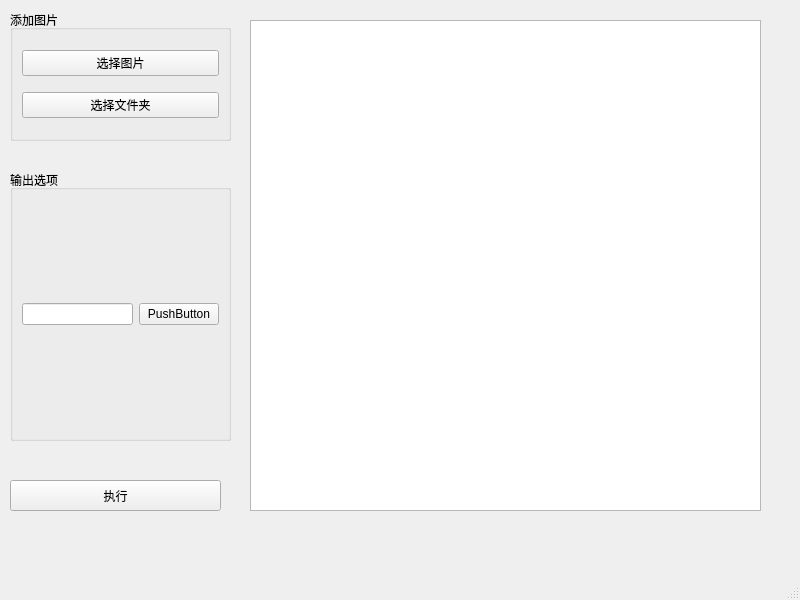
Old version of the form main.ui in the repository Gxstar/image_convert_qt.
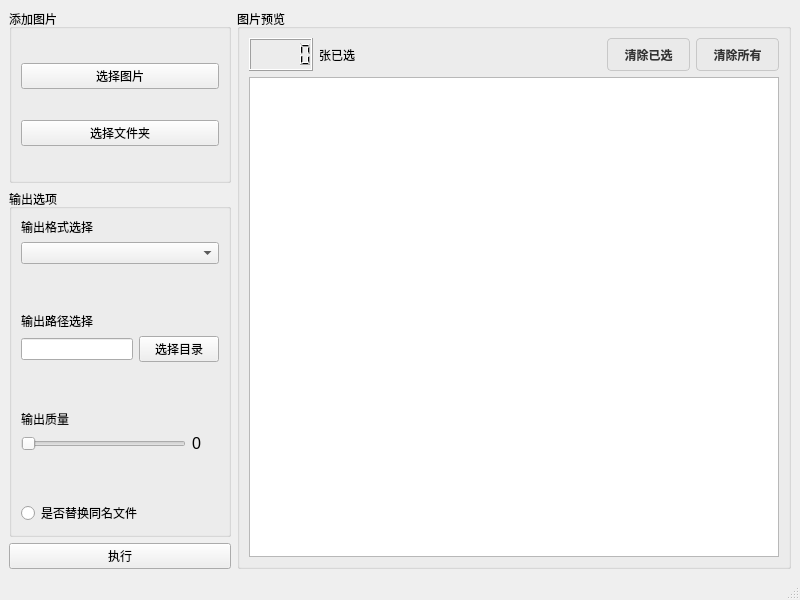
New version of the form. Icons and pictures are not drawn.

Commit message:
feat(ui): 重构主界面布局并添加图片预览功能
- 将输入和输出区域重新组织为左右布局
- 添加图片预览区域及图片数量显示
- 增加输出格式选择、质量滑块和清除按钮
- 实现质量滑块与数值显示的联动

The edit to the form file:
```diff
--- a/main.ui
+++ b/main.ui
@@ -14,21 +14,17 @@
    <string>MainWindow</string>
   </property>
   <widget class="QWidget" name="centralwidget">
+   <layout class="QHBoxLayout" name="horizontalLayout_3" stretch="2,5">
+    <item>
+     <layout class="QVBoxLayout" name="left" stretch="3,6,1">
+      <item>
    <widget class="QGroupBox" name="inputBox">
-    <property name="geometry">
-     <rect>
-      <x>10</x>
-      <y>10</y>
-      <width>221</width>
-      <height>131</height>
-     </rect>
-    </property>
     <property name="title">
      <string>添加图片</string>
     </property>
     <layout class="QVBoxLayout" name="verticalLayout">
      <item>
-      <spacer name="verticalSpacer_2">
+          <spacer name="verticalSpacer_5">
        <property name="orientation">
         <enum>Qt::Orientation::Vertical</enum>
        </property>
@@ -48,7 +44,7 @@
       </widget>
      </item>
      <item>
-      <spacer name="verticalSpacer">
+          <spacer name="verticalSpacer_6">
        <property name="orientation">
         <enum>Qt::Orientation::Vertical</enum>
        </property>
@@ -68,7 +64,7 @@
       </widget>
      </item>
      <item>
-      <spacer name="verticalSpacer_3">
+          <spacer name="verticalSpacer_4">
        <property name="orientation">
         <enum>Qt::Orientation::Vertical</enum>
        </property>
@@ -82,58 +78,268 @@
      </item>
     </layout>
    </widget>
+      </item>
+      <item>
    <widget class="QGroupBox" name="outputBox">
-    <property name="geometry">
-     <rect>
-      <x>10</x>
-      <y>170</y>
-      <width>221</width>
-      <height>271</height>
-     </rect>
-    </property>
     <property name="title">
      <string>输出选项</string>
     </property>
     <layout class="QVBoxLayout" name="verticalLayout_2">
      <item>
-      <layout class="QHBoxLayout" name="horizontalLayout">
+          <layout class="QVBoxLayout" name="format">
+           <item>
+            <widget class="QLabel" name="outFormatTitle">
+             <property name="text">
+              <string>输出格式选择</string>
+             </property>
+            </widget>
+           </item>
+           <item>
+            <widget class="QComboBox" name="formatSelection"/>
+           </item>
+          </layout>
+         </item>
+         <item>
+          <spacer name="verticalSpacer">
+           <property name="orientation">
+            <enum>Qt::Orientation::Vertical</enum>
+           </property>
+           <property name="sizeHint" stdset="0">
+            <size>
+             <width>20</width>
+             <height>40</height>
+            </size>
+           </property>
+          </spacer>
+         </item>
+         <item>
+          <layout class="QVBoxLayout" name="outdir" stretch="0,0">
+           <item>
+            <widget class="QLabel" name="outDirTitle">
+             <property name="text">
+              <string>输出路径选择</string>
+             </property>
+            </widget>
+           </item>
+           <item>
+            <layout class="QHBoxLayout" name="horizontalLayout" stretch="5,2">
        <item>
         <widget class="QLineEdit" name="lineEdit"/>
        </item>
        <item>
         <widget class="QPushButton" name="pushButton">
          <property name="text">
-          <string>PushButton</string>
+                <string>选择目录</string>
          </property>
         </widget>
        </item>
       </layout>
      </item>
     </layout>
-   </widget>
+         </item>
+         <item>
+          <spacer name="verticalSpacer_2">
+           <property name="orientation">
+            <enum>Qt::Orientation::Vertical</enum>
+           </property>
+           <property name="sizeHint" stdset="0">
+            <size>
+             <width>20</width>
+             <height>40</height>
+            </size>
+           </property>
+          </spacer>
+         </item>
+         <item>
+          <layout class="QVBoxLayout" name="quality">
+           <item>
+            <widget class="QLabel" name="qualityTitle">
+             <property name="text">
+              <string>输出质量</string>
+             </property>
+            </widget>
+           </item>
+           <item>
+            <layout class="QHBoxLayout" name="horizontalLayout_2" stretch="6,1">
+             <item>
+              <widget class="QSlider" name="qualityValue">
+               <property name="maximum">
+                <number>100</number>
+               </property>
+               <property name="orientation">
+                <enum>Qt::Orientation::Horizontal</enum>
+               </property>
+              </widget>
+             </item>
+             <item>
+              <widget class="QLabel" name="qualityShow">
+               <property name="text">
+                <string>&lt;html&gt;&lt;head/&gt;&lt;body&gt;&lt;p&gt;&lt;span style=&quot; font-size:12pt;&quot;&gt;0&lt;/span&gt;&lt;/p&gt;&lt;/body&gt;&lt;/html&gt;</string>
+               </property>
+              </widget>
+             </item>
+            </layout>
+           </item>
+          </layout>
+         </item>
+         <item>
+          <spacer name="verticalSpacer_3">
+           <property name="orientation">
+            <enum>Qt::Orientation::Vertical</enum>
+           </property>
+           <property name="sizeHint" stdset="0">
+            <size>
+             <width>20</width>
+             <height>40</height>
+            </size>
+           </property>
+          </spacer>
+         </item>
+         <item>
+          <widget class="QRadioButton" name="isReplace">
+           <property name="text">
+            <string>是否替换同名文件</string>
+           </property>
+          </widget>
+         </item>
+        </layout>
+       </widget>
+      </item>
+      <item>
    <widget class="QPushButton" name="run">
-    <property name="geometry">
-     <rect>
-      <x>10</x>
-      <y>480</y>
-      <width>211</width>
-      <height>31</height>
-     </rect>
-    </property>
     <property name="text">
      <string>执行</string>
     </property>
    </widget>
-   <widget class="QListView" name="imageList">
-    <property name="geometry">
-     <rect>
-      <x>250</x>
-      <y>20</y>
-      <width>511</width>
-      <height>491</height>
-     </rect>
-    </property>
-   </widget>
+      </item>
+     </layout>
+    </item>
+    <item>
+     <widget class="QGroupBox" name="right">
+      <property name="title">
+       <string>图片预览</string>
+      </property>
+      <layout class="QVBoxLayout" name="verticalLayout_3">
+       <item>
+        <layout class="QHBoxLayout" name="horizontalLayout_4">
+         <item>
+          <widget class="QLCDNumber" name="selectedNum"/>
+         </item>
+         <item>
+          <widget class="QLabel" name="labelSelectedNum">
+           <property name="text">
+            <string>张已选</string>
+           </property>
+          </widget>
+         </item>
+         <item>
+          <spacer name="horizontalSpacer">
+           <property name="orientation">
+            <enum>Qt::Orientation::Horizontal</enum>
+           </property>
+           <property name="sizeHint" stdset="0">
+            <size>
+             <width>40</width>
+             <height>20</height>
+            </size>
+           </property>
+          </spacer>
+         </item>
+         <item>
+          <widget class="QToolButton" name="clearSelected">
+           <property name="styleSheet">
+            <string notr="true">/* --- 专业灰色清除按钮 QSS --- */
+
+QToolButton {
+    /* 基础样式 */
+    background-color: #EAEAEA;        /* 浅灰色背景 */
+    color: #333333;                   /* 深灰色文字，保证可读性 */
+    border: 1px solid #C8C8C8;        /* 柔和的边框 */
+    border-radius: 4px;               /* 舒适的圆角 */
+    padding: 5px 12px;                /* 内边距 (上下5px, 左右12px) */
+    font-weight: bold;                /* 字体加粗，让文字更清晰 */
+}
+
+QToolButton:hover {
+    /* 鼠标悬停状态 */
+    background-color: #DCDCDC;        /* 悬停时背景变深 */
+    border-color: #B8B8B8;            /* 边框颜色也相应加深 */
+}
+
+QToolButton:pressed {
+    /* 鼠标按下状态 */
+    background-color: #C8C8C8;        /* 按下时背景更深 */
+    border-color: #A0A0A0;
+}
+
+QToolButton:disabled {
+    /* 禁用状态 */
+    background-color: #F5F5F5;        /* 更浅的背景 */
+    color: #BDBDBD;                   /* 灰色文字 */
+    border-color: #E0E0E0;
+}
+</string>
+           </property>
+           <property name="text">
+            <string>清除已选</string>
+           </property>
+           <property name="icon">
+            <iconset theme="QIcon::ThemeIcon::EditDelete"/>
+           </property>
+          </widget>
+         </item>
+         <item>
+          <widget class="QToolButton" name="clearAll">
+           <property name="styleSheet">
+            <string notr="true">/* --- 专业灰色清除按钮 QSS --- */
+
+QToolButton {
+    /* 基础样式 */
+    background-color: #EAEAEA;        /* 浅灰色背景 */
+    color: #333333;                   /* 深灰色文字，保证可读性 */
+    border: 1px solid #C8C8C8;        /* 柔和的边框 */
+    border-radius: 4px;               /* 舒适的圆角 */
+    padding: 5px 12px;                /* 内边距 (上下5px, 左右12px) */
+    font-weight: bold;                /* 字体加粗，让文字更清晰 */
+}
+
+QToolButton:hover {
+    /* 鼠标悬停状态 */
+    background-color: #DCDCDC;        /* 悬停时背景变深 */
+    border-color: #B8B8B8;            /* 边框颜色也相应加深 */
+}
+
+QToolButton:pressed {
+    /* 鼠标按下状态 */
+    background-color: #C8C8C8;        /* 按下时背景更深 */
+    border-color: #A0A0A0;
+}
+
+QToolButton:disabled {
+    /* 禁用状态 */
+    background-color: #F5F5F5;        /* 更浅的背景 */
+    color: #BDBDBD;                   /* 灰色文字 */
+    border-color: #E0E0E0;
+}
+</string>
+           </property>
+           <property name="text">
+            <string>清除所有</string>
+           </property>
+           <property name="icon">
+            <iconset theme="QIcon::ThemeIcon::EditClear"/>
+           </property>
+          </widget>
+         </item>
+        </layout>
+       </item>
+       <item>
+        <widget class="QListView" name="imageList"/>
+       </item>
+      </layout>
+     </widget>
+    </item>
+   </layout>
   </widget>
   <widget class="QStatusBar" name="statusbar"/>
   <widget class="QMenuBar" name="menubar">
```
Left out of the diff: 19 changed lines with no effect on the pictures. Lines whose indentation alone changed are shown as unchanged.
